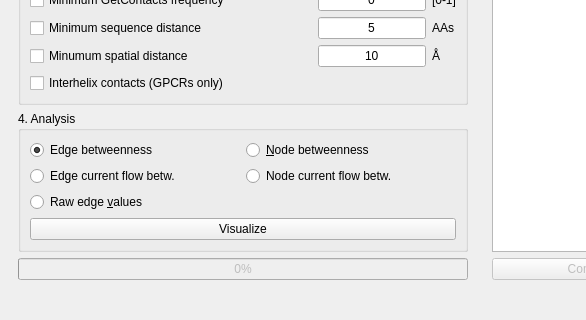
Above: gui/alloviz_mainwindow.ui from frannerin/AlloViz before the change; both pictures show x 0 to 586 and y 405 to 725 of the 766 by 725 pixel window. Below: the same form after it.
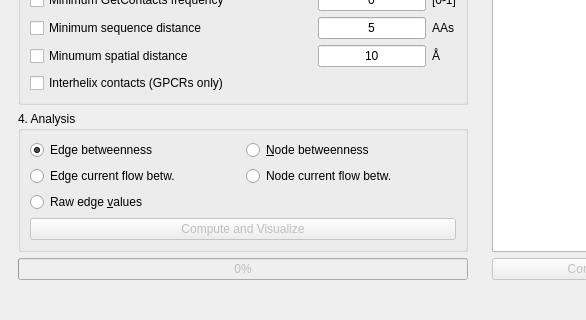
That is the form after the change.

Commit message: enable and disable run button

The edit to the form file:
```diff
--- a/gui/alloviz_mainwindow.ui
+++ b/gui/alloviz_mainwindow.ui
@@ -237,8 +237,11 @@
           </item>
           <item row="5" column="0" colspan="2">
            <widget class="QPushButton" name="runButton">
+            <property name="enabled">
+             <bool>false</bool>
+            </property>
             <property name="text">
-             <string>Visualize</string>
+             <string>Compute and Visualize</string>
             </property>
            </widget>
           </item>
```
The commit also changes 2 other files.
